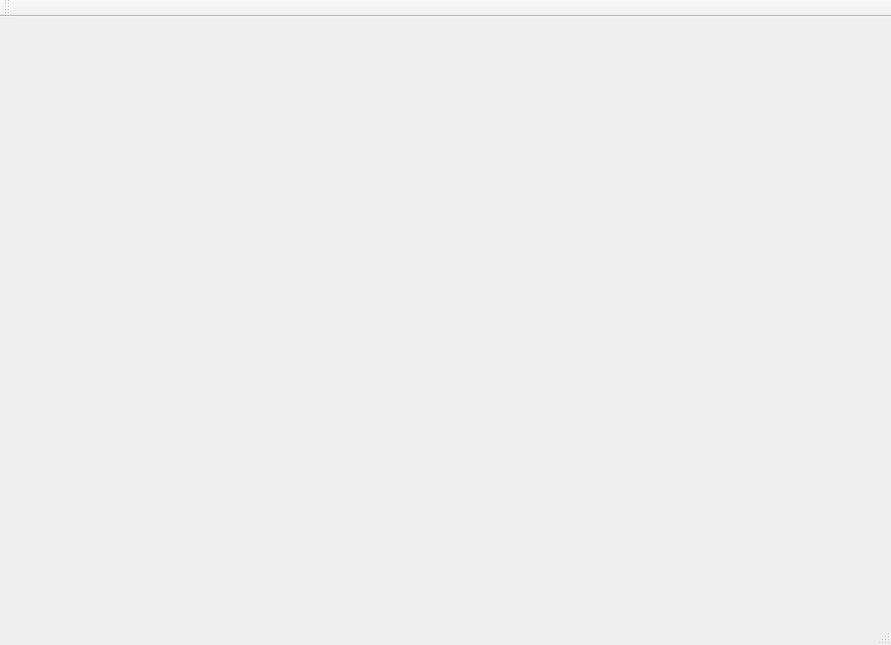
Before: the Qt Designer form tol_editor/mainwindow.ui in Cyberzoid1/tol, drawn with Qt 5.
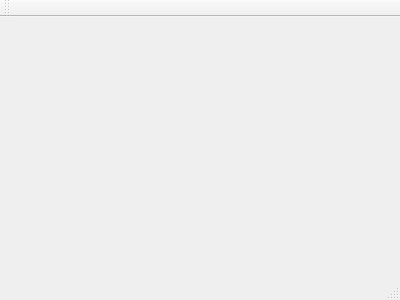
After: the same form once the commit is applied.

```diff
--- a/tol_editor/mainwindow.ui
+++ b/tol_editor/mainwindow.ui
@@ -6,8 +6,8 @@
    <rect>
     <x>0</x>
     <y>0</y>
-    <width>891</width>
-    <height>645</height>
+    <width>400</width>
+    <height>300</height>
    </rect>
   </property>
   <property name="windowTitle">
```
Left out of the diff: 20 changed lines with no effect on the pictures.
